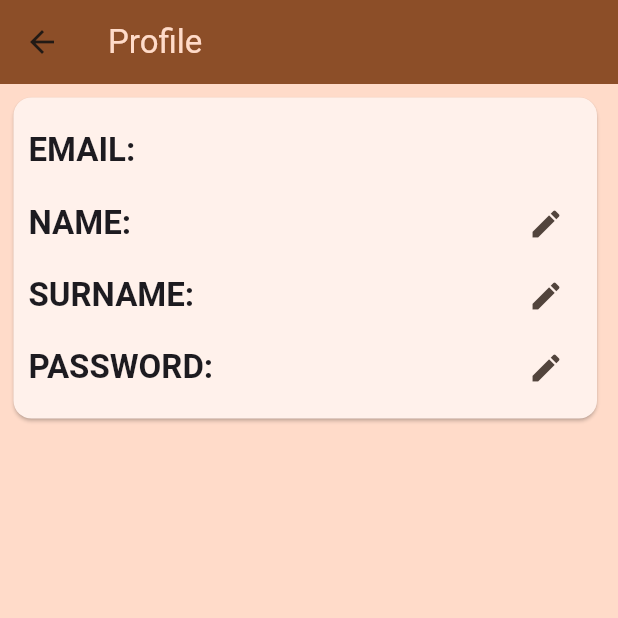
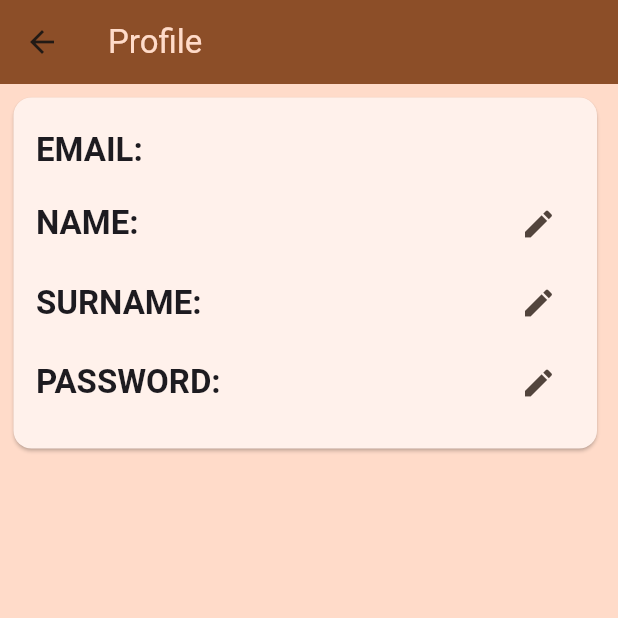
Before and after one commit to Dereck-Desjardins/flutter_intern_project, a Flutter app: the ProfileScreen screen opened directly, on a phone screen of 412 x 824 dp, the top half of it. Run offline on Flutter 3.47's test engine with Material 3 defaults, Android fonts, the phone set to English and light mode, and no system bars; our stand-ins replace cloud_firestore, email_validator, firebase_auth, firebase_core, firebase_messaging, flutter_riverpod; accounts and stored records are empty.

Commit message:
SizedBox to spacing and change if chain into clearer code

```diff
--- a/lib/main.dart
+++ b/lib/main.dart
@@ -4,7 +4,6 @@ import 'package:flutter/material.dart';
 import 'package:flutter_intern_project/firebase_options.dart';
 import 'package:flutter_intern_project/screens/connexion.dart';
 import 'package:flutter_intern_project/screens/tasks.dart';
-import 'package:flutter_intern_project/screens/unverified.dart';
 import 'package:flutter_riverpod/flutter_riverpod.dart';
 
 void main() async{
@@ -31,8 +30,6 @@ class MyApp extends StatelessWidget {
           if(snapshot.hasData){
             return const TasksScreen();
           }
-
-
         return ConnexionScreen();
       }),
 
--- a/lib/screens/profile.dart
+++ b/lib/screens/profile.dart
@@ -52,8 +52,9 @@ class _ProfileScreenState extends State<ProfileScreen> {
               padding: const EdgeInsets.only(top: 5, left: 5, right: 10),
                 child: Card(
                   child: Padding(
-                    padding: const EdgeInsets.all(10.0),
+                    padding: const EdgeInsets.all(15.0),
                     child: Column(
+                      spacing: 5,
                       children: [
                         ProfileField(fieldName: 'email', fieldValue: _email),
                         ProfileField(fieldName: 'name', fieldValue: _userName, condition: (value)=> value!.length>=3&&value!.length<20,),
--- a/lib/widget/profile_field.dart
+++ b/lib/widget/profile_field.dart
@@ -42,16 +42,17 @@ class _ProfileFieldState extends State<ProfileField> {
       children: [
         Text('${widget.fieldName.toUpperCase()}:', style: Theme.of(context).textTheme.titleLarge!.copyWith(fontWeight: FontWeight.bold),),
         if(!_isEdit)
-          Row(children: [
+          Row(
+            spacing: 20 ,
+            children: [
             Text(
               widget.fieldValue,
               style: Theme.of(context).textTheme.bodyLarge!,
               overflow: TextOverflow.ellipsis,),
-              const SizedBox(width: 20,),
             if(widget.fieldName != 'email')
               IconButton(onPressed: ()=>_isEdit = !_isEdit, icon: Icon(Icons.edit),),
             if(widget.fieldName == 'email')
-              const SizedBox( height: 50,),
+              SizedBox(height: 40,)
 
           ],),
         if(_isEdit)
@@ -60,7 +61,6 @@ class _ProfileFieldState extends State<ProfileField> {
                 key: _formKey,
 
                 child: Row(children: [
-                    const SizedBox(width: 15,),
                     Expanded(child:
                       TextFormField(
                         initialValue: widget.fieldValue,
--- a/lib/widget/task.dart
+++ b/lib/widget/task.dart
@@ -17,13 +17,13 @@ class TaskItem extends StatelessWidget{
         child:Padding(
           padding: const EdgeInsets.only(top: 10, bottom: 10, left: 18,right: 18),
           child: Row(
+            spacing: 15,
             children: [
               Column(
                 children: [
                   Icon(taskTypeIcons[task.taskType]),
                 ],
               ),
-              const SizedBox(width: 15,),
               Expanded(
                 child: Column(
                   children: [
@@ -35,7 +35,6 @@ class TaskItem extends StatelessWidget{
                   ],
                 ),
               ),
-              const SizedBox(width: 15,),
               Column(
                 children: [
                   if(task.date!=null)
@@ -45,7 +44,6 @@ class TaskItem extends StatelessWidget{
                 ],
               ),
               if(task.reminder!=null)
-                SizedBox(width: 10,),
               if(task.reminder!=null)
                 Icon(Icons.notifications),
 
```
Also changed, not shown: lib/screens/new_task.dart (+8 -32 lines), lib/screens/tasks.dart (+3 -45 lines).
